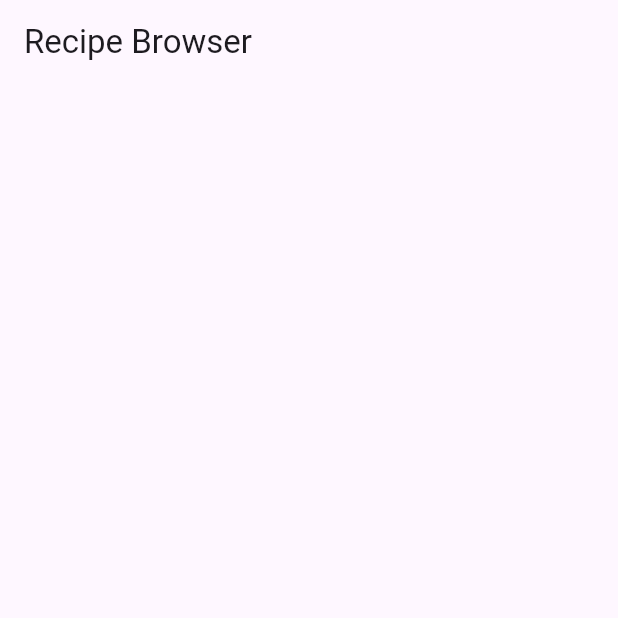
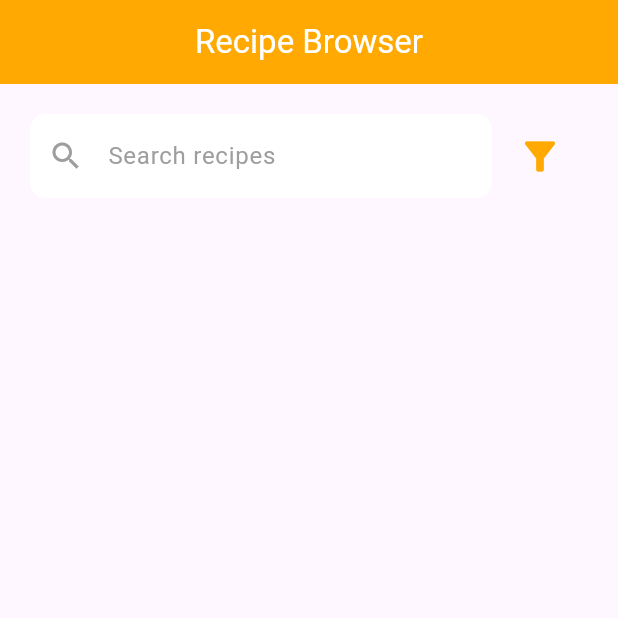
Before and after one commit to murphy-aaron/cookbook_flutter, a Flutter app: the screen it shows after launch, on a phone screen of 412 x 824 dp, the top half of it. Run offline on Flutter 3.47's test engine with Material 3 defaults, Android fonts, the phone set to English and light mode, and no system bars.

Commit message:
Added search bar and filter icon

```diff
--- a/lib/screens/recipe_browser_screen.dart
+++ b/lib/screens/recipe_browser_screen.dart
@@ -1,3 +1,4 @@
+import 'package:cookbook_flutter/util/constants.dart';
 import 'package:flutter/material.dart';
 
 class RecipeBrowserScreen extends StatelessWidget {
@@ -7,9 +8,50 @@ class RecipeBrowserScreen extends StatelessWidget {
   Widget build(BuildContext context) {
     return Scaffold(
       appBar: AppBar(
-        title: Text('Recipe Browser'),
+        backgroundColor: kAccentColor,
+        title: Center(
+            child: Text(
+          'Recipe Browser',
+          style: TextStyle(color: Colors.white),
+        )),
       ),
-      body: Container(),
+      body: Container(
+        padding: EdgeInsets.all(20.0),
+        child: Column(
+          children: [
+            Row(
+              children: [
+                Expanded(
+                  child: TextField(
+                    onChanged: (value) {},
+                    style: TextStyle(color: Colors.black),
+                    decoration: InputDecoration(
+                      filled: true,
+                      fillColor: Colors.white,
+                      hintText: 'Search recipes',
+                      hintStyle: TextStyle(color: Colors.grey),
+                      prefixIcon: Icon(
+                        Icons.search,
+                        color: Colors.grey,
+                      ),
+                      border: OutlineInputBorder(
+                          borderRadius: BorderRadius.circular(10.0),
+                          borderSide: BorderSide.none),
+                    ),
+                  ),
+                ),
+                TextButton(
+                    onPressed: () {},
+                    child: Icon(
+                      Icons.filter_list_alt,
+                      color: kAccentColor,
+                      size: 30.0,
+                    ))
+              ],
+            )
+          ],
+        ),
+      ),
     );
   }
 }
--- /dev/null
+++ b/lib/util/constants.dart
@@ -0,0 +1,7 @@
+import 'dart:ui';
+
+const kPrimaryColor = Color(0xFF769108);
+const kSecondaryColor = Color(0xFF425010);
+const kAccentColor = Color(0xFFFFa902);
+const kSecondaryAccentColor = Color(0xFFFBDB5B);
+const kBackgroundColor = Color(0xFFF7F0CE);
```
